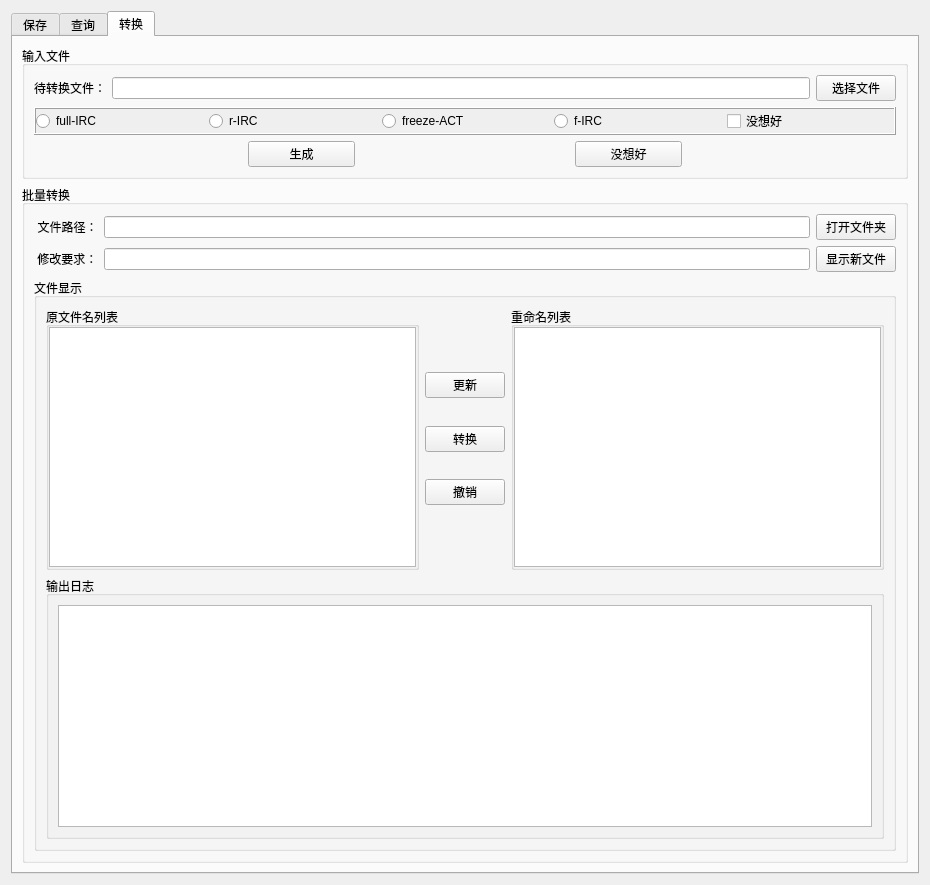
This is Quantum/Demo/ui_quatum.ui in LeoJiaGeng/JiaGengXiong-Python-Files as Qt 5 draws it before an edit. The edited form follows.
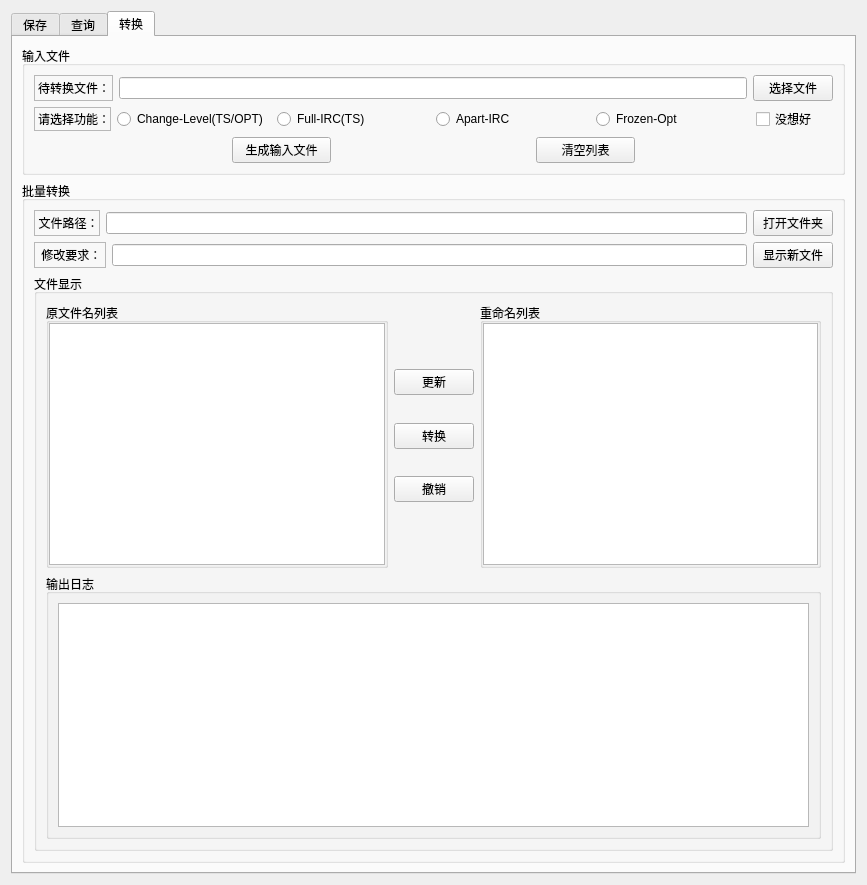
This is the edited form. The open tabs and pages were chosen to show the change. Icons and pictures are not drawn.

Commit message: 时间：2024.5.7 内容：更新transfer页面的按钮，未进行大修改

The edit to the form file:
```diff
--- a/Quantum/Demo/ui_quatum.ui
+++ b/Quantum/Demo/ui_quatum.ui
@@ -6,7 +6,7 @@
    <rect>
     <x>0</x>
     <y>0</y>
-    <width>930</width>
+    <width>867</width>
     <height>885</height>
    </rect>
   </property>
@@ -20,6 +20,9 @@
   <layout class="QHBoxLayout" name="horizontalLayout">
    <item>
     <widget class="QTabWidget" name="tabWidget">
+     <property name="styleSheet">
+      <string notr="true"/>
+     </property>
      <property name="currentIndex">
       <number>0</number>
      </property>
@@ -771,9 +774,21 @@
          </property>
          <layout class="QVBoxLayout" name="verticalLayout_7">
           <item>
-           <layout class="QHBoxLayout" name="horizontalLayout_7">
+           <layout class="QHBoxLayout" name="horizontalLayout_7" stretch="1,8,1">
             <item>
              <widget class="QLabel" name="label_5">
+              <property name="minimumSize">
+               <size>
+                <width>60</width>
+                <height>20</height>
+               </size>
+              </property>
+              <property name="frameShape">
+               <enum>QFrame::StyledPanel</enum>
+              </property>
+              <property name="frameShadow">
+               <enum>QFrame::Sunken</enum>
+              </property>
               <property name="text">
                <string>待转换文件：</string>
               </property>
@@ -800,13 +815,13 @@
              </size>
             </property>
             <property name="autoFillBackground">
-             <bool>true</bool>
+             <bool>false</bool>
             </property>
             <property name="styleSheet">
              <string notr="true"/>
             </property>
             <property name="frameShape">
-             <enum>QFrame::Box</enum>
+             <enum>QFrame::NoFrame</enum>
             </property>
             <property name="frameShadow">
              <enum>QFrame::Raised</enum>
@@ -828,32 +843,75 @@
               <number>0</number>
              </property>
              <item>
-              <layout class="QHBoxLayout" name="horizontalLayout_9">
+              <layout class="QHBoxLayout" name="horizontalLayout_9" stretch="1,2,2,2,2,1">
                <item>
-                <widget class="QRadioButton" name="radioButton">
+                <widget class="QLabel" name="label_11">
+                 <property name="minimumSize">
+                  <size>
+                   <width>60</width>
+                   <height>20</height>
+                  </size>
+                 </property>
+                 <property name="frameShape">
+                  <enum>QFrame::StyledPanel</enum>
+                 </property>
+                 <property name="frameShadow">
+                  <enum>QFrame::Sunken</enum>
+                 </property>
                  <property name="text">
-                  <string>full-IRC</string>
+                  <string>请选择功能：</string>
                  </property>
                 </widget>
                </item>
                <item>
-                <widget class="QRadioButton" name="radioButton_2">
+                <widget class="QRadioButton" name="radbtn_chalevel">
+                 <property name="minimumSize">
+                  <size>
+                   <width>0</width>
+                   <height>20</height>
+                  </size>
+                 </property>
                  <property name="text">
-                  <string>r-IRC</string>
+                  <string>Change-Level(TS/OPT)</string>
                  </property>
                 </widget>
                </item>
                <item>
-                <widget class="QRadioButton" name="radioButton_6">
+                <widget class="QRadioButton" name="radbtn_fullirc">
+                 <property name="minimumSize">
+                  <size>
+                   <width>0</width>
+                   <height>20</height>
+                  </size>
+                 </property>
                  <property name="text">
-                  <string>freeze-ACT</string>
+                  <string>Full-IRC(TS)</string>
                  </property>
                 </widget>
                </item>
                <item>
-                <widget class="QRadioButton" name="radioButton_3">
+                <widget class="QRadioButton" name="radbtn_apartirc">
+                 <property name="minimumSize">
+                  <size>
+                   <width>0</width>
+                   <height>20</height>
+                  </size>
+                 </property>
                  <property name="text">
-                  <string>f-IRC</string>
+                  <string>Apart-IRC</string>
+                 </property>
+                </widget>
+               </item>
+               <item>
+                <widget class="QRadioButton" name="radbtn_frozopt">
+                 <property name="minimumSize">
+                  <size>
+                   <width>0</width>
+                   <height>20</height>
+                  </size>
+                 </property>
+                 <property name="text">
+                  <string>Frozen-Opt</string>
                  </property>
                 </widget>
                </item>
@@ -887,7 +945,11 @@
             <item>
              <widget class="QPushButton" name="pushButton">
               <property name="text">
-               <string>生成</string>
+               <string>生成输入文件</string>
+              </property>
+              <property name="icon">
+               <iconset resource="Resource/ico.qrc">
+                <normaloff>:/ico/pictures/icos/DM_20230815124713_047.png</normaloff>:/ico/pictures/icos/DM_20230815124713_047.png</iconset>
               </property>
              </widget>
             </item>
@@ -905,9 +967,13 @@
              </spacer>
             </item>
             <item>
-             <widget class="QPushButton" name="pushButton_2">
+             <widget class="QPushButton" name="btn_trans_clear">
               <property name="text">
-               <string>没想好</string>
+               <string>清空列表</string>
+              </property>
+              <property name="icon">
+               <iconset resource="Resource/ico.qrc">
+                <normaloff>:/ico/pictures/icos/DM_20230815124713_061.png</normaloff>:/ico/pictures/icos/DM_20230815124713_061.png</iconset>
               </property>
              </widget>
             </item>
@@ -942,6 +1008,12 @@
               <property name="enabled">
                <bool>true</bool>
               </property>
+              <property name="frameShape">
+               <enum>QFrame::StyledPanel</enum>
+              </property>
+              <property name="frameShadow">
+               <enum>QFrame::Sunken</enum>
+              </property>
               <property name="text">
                <string> 文件路径：</string>
               </property>
@@ -979,6 +1051,12 @@
                 <height>23</height>
                </size>
               </property>
+              <property name="frameShape">
+               <enum>QFrame::StyledPanel</enum>
+              </property>
+              <property name="frameShadow">
+               <enum>QFrame::Sunken</enum>
+              </property>
               <property name="text">
                <string> 修改要求：</string>
               </property>
@@ -1099,7 +1177,7 @@
                   </spacer>
                  </item>
                  <item>
-                  <widget class="QPushButton" name="btn_trans_clear">
+                  <widget class="QPushButton" name="btn_trans_return">
                    <property name="text">
                     <string>撤销</string>
                    </property>
```
Left out of the diff: 4 changed lines with no effect on the pictures. The commit also changes 1 other file.
